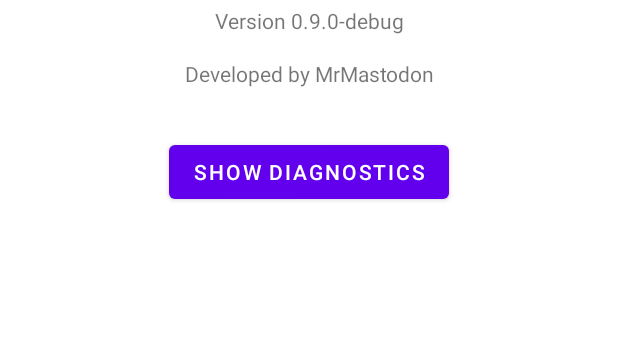
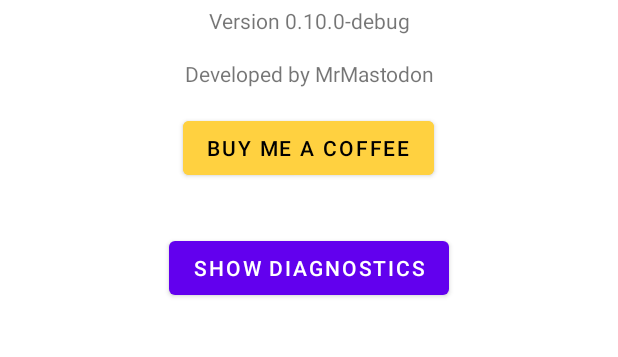
Before and after one commit to MrMastodon/Pebble-Phone-Finder, an Android app: the screen it shows after launch (AboutActivity), after a tap on "ABOUT", on a phone screen of 412 x 824 dp, the part 77-434 px from its top. Run offline under Robolectric (Android 15) with nearby library versions, the phone set to English and light mode, and no system bars; libraries missing offline, so code that uses them is left out: io.rebble.pebblekit2; 1 statement that could not run was skipped.

Commit message:
Wire up the Buy Me a Coffee button on the About screen (0.10.0-debug)
Opens the developer's PayPal.me payment page in the browser.

Co-Authored-By: Claude Sonnet 5 <noreply@anthropic.com>
Claude-Session: https://claude.ai/code/session_014H3Jm7QWj8sPqXgvoS66iX

```diff
--- a/android/app/build.gradle.kts
+++ b/android/app/build.gradle.kts
@@ -15,8 +15,8 @@ android {
         // every new debug build we ship, e.g. 0.1.0 -> 0.2.0). The first
         // real release build starts a fresh series at 1.0.0, independent of
         // wherever the debug series was left. See release/README.md.
-        versionCode = 9
-        versionName = "0.9.0-debug"
+        versionCode = 10
+        versionName = "0.10.0-debug"
 
         testInstrumentationRunner = "androidx.test.runner.AndroidJUnitRunner"
     }
--- a/android/app/src/main/kotlin/com/pebblephonefinder/android/AboutActivity.kt
+++ b/android/app/src/main/kotlin/com/pebblephonefinder/android/AboutActivity.kt
@@ -1,14 +1,16 @@
 package com.pebblephonefinder.android
 
+import android.content.Intent
+import android.net.Uri
 import android.os.Bundle
 import android.view.View
 import androidx.appcompat.app.AppCompatActivity
 import com.pebblephonefinder.android.databinding.ActivityAboutBinding
 
 /**
- * Colophon: app name/version, developer credit, and the on-device
- * diagnostics panel (moved here from [MainActivity] so it's out of the way
- * of the everyday flow, but still reachable for troubleshooting).
+ * Colophon: app name/version, developer credit, a donation link, and the
+ * on-device diagnostics panel (moved here from [MainActivity] so it's out
+ * of the way of the everyday flow, but still reachable for troubleshooting).
  */
 class AboutActivity : AppCompatActivity() {
 
@@ -21,6 +23,9 @@ class AboutActivity : AppCompatActivity() {
 
         binding.versionText.text = getString(R.string.about_version, BuildConfig.VERSION_NAME)
         binding.toggleDiagnosticsButton.setOnClickListener { toggleDiagnosticsPanel() }
+        binding.buyMeCoffeeButton.setOnClickListener {
+            startActivity(Intent(Intent.ACTION_VIEW, Uri.parse(BUY_ME_COFFEE_URL)))
+        }
     }
 
     override fun onResume() {
@@ -35,4 +40,9 @@ class AboutActivity : AppCompatActivity() {
             if (showing) R.string.show_diagnostics else R.string.hide_diagnostics
         )
     }
+
+    private companion object {
+        // PayPal.me-style payment page, provided directly by the developer.
+        const val BUY_ME_COFFEE_URL = "https://www.paypal.com/ncp/payment/CAYUMPJRNCYQG"
+    }
 }
--- a/android/app/src/main/res/layout/activity_about.xml
+++ b/android/app/src/main/res/layout/activity_about.xml
@@ -28,6 +28,16 @@
         android:gravity="center"
         android:textSize="14sp"
         android:text="@string/developed_by" />
+
+    <Button
+        android:id="@+id/buyMeCoffeeButton"
+        android:layout_width="wrap_content"
+        android:layout_height="wrap_content"
+        android:layout_gravity="center_horizontal"
+        android:layout_marginTop="16dp"
+        android:backgroundTint="#FFD140"
+        android:textColor="#000000"
+        android:text="@string/buy_me_coffee" />
 
     <Button
         android:id="@+id/toggleDiagnosticsButton"
--- a/android/app/src/main/res/values/strings.xml
+++ b/android/app/src/main/res/values/strings.xml
@@ -27,4 +27,5 @@
     <string name="about">About</string>
     <string name="about_version">Version %1$s</string>
     <string name="developed_by">Developed by MrMastodon</string>
+    <string name="buy_me_coffee">Buy me a coffee</string>
 </resources>
```
Also changed, not shown: 8 other files.
